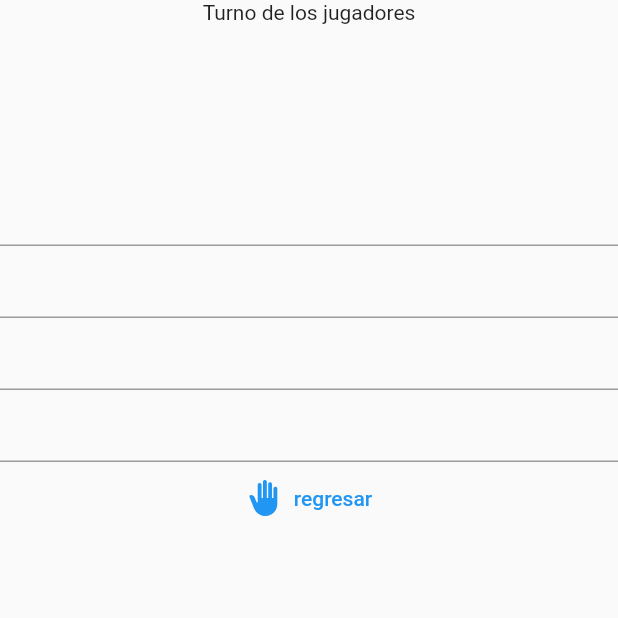
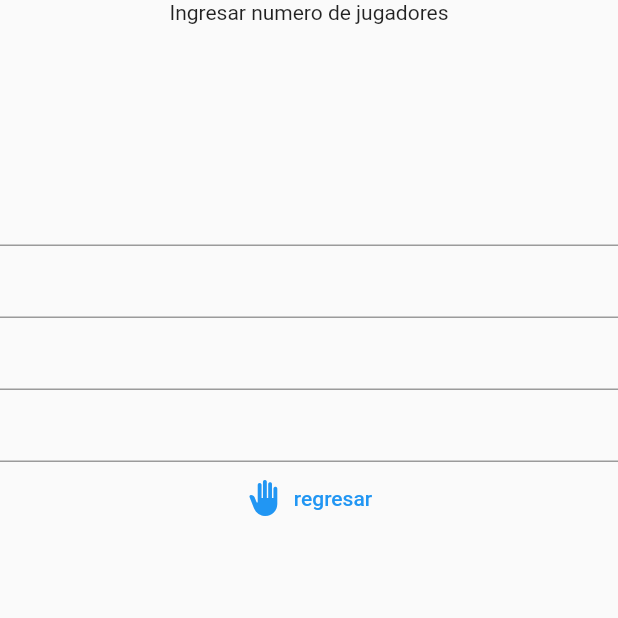
Before and after one commit to JosephTM2001/ing_prototipo, a Flutter app: the screen it shows after launch, after a tap on "Jugar", on a phone screen of 412 x 824 dp, the top half of it. Run offline on Flutter 3.47's test engine with Material 2 defaults, Android fonts, the phone set to English and light mode, and no system bars.

Commit message:
update 0.1

```diff
--- a/lib/screens/game_screen.dart
+++ b/lib/screens/game_screen.dart
@@ -1,9 +1,16 @@
 import 'package:flutter/material.dart';
+import 'o_ronda.dart';
 
-class namePage extends StatelessWidget {
+class s_game extends StatefulWidget {
 
   @override
-  Widget build(BuildContext context) {
+  State<s_game> createState() => _s_gameState();
+}
+
+class _s_gameState extends State<s_game> {
+  @override
+  Widget build(BuildContext context)
+  {
     return Scaffold(
       body: Center(
         child: Column(
@@ -28,7 +35,7 @@ Widget columGenerator()
 {
   Column columna = new Column(children: [],);
 
-  columna.children.add(Text('Turno de los jugadores'));
+  columna.children.add(Text('Ingresar numero de jugadores'));
   columna.children.add(SizedBox(height: 100,));
 
   for(int i = 0; i < 4; i++)
--- a/lib/screens/home_screen.dart
+++ b/lib/screens/home_screen.dart
@@ -32,7 +32,7 @@ Widget buttonGame(BuildContext context)
       icon: Icon(Icons.gamepad),
       label: Text("Jugar"),
       style: TextButton.styleFrom(foregroundColor: Colors.white,),
-      onPressed: () =>  Navigator.push(context, MaterialPageRoute( builder: (context) => namePage() ))
+      onPressed: () =>  Navigator.push(context, MaterialPageRoute( builder: (context) => s_game() ))
     ),
   );
 }
```
Also changed, not shown: lib/screens/o_player.dart (added, +18 -0 lines), lib/screens/o_ronda.dart (added, +36 -0 lines).
